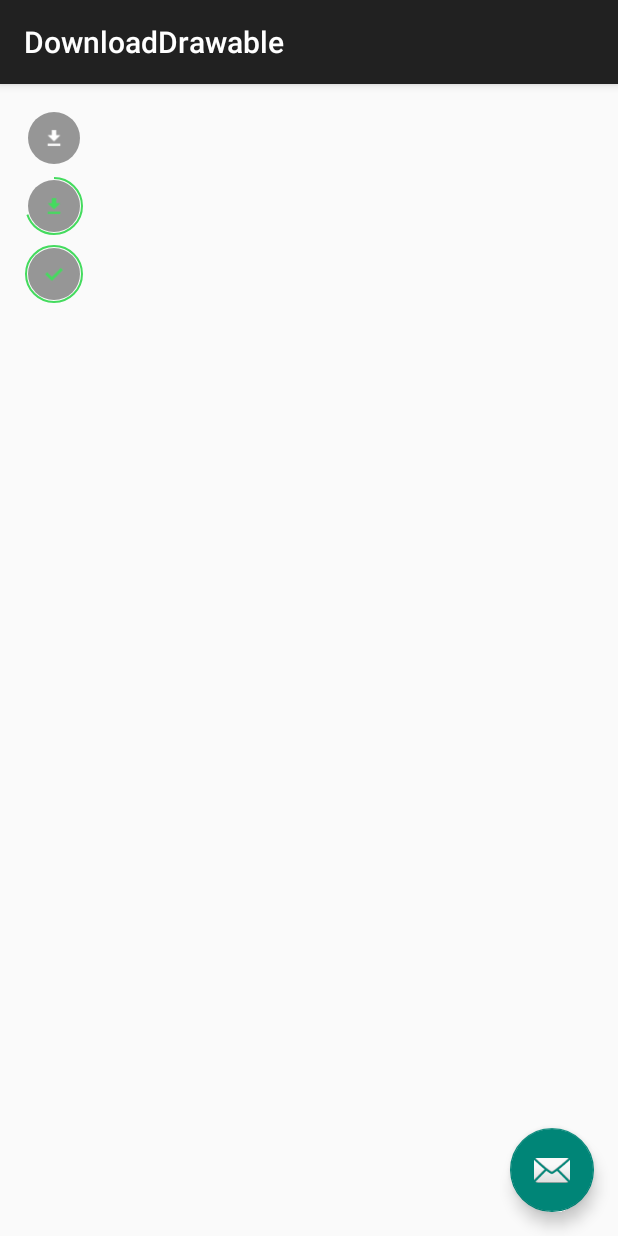
After one commit to pinguo-hexiaogang/Tint, an Android app: the DownloadDrawableActivity screen opened directly, with no data from a screen before it, on a phone screen of 412 x 824 dp. The commit adds this screen. Run offline under Robolectric (Android 15) with nearby library versions, the phone set to English and light mode, and no system bars; our stand-ins replace ButterKnife.

Commit message:
download drawable

```diff
--- a/app/build.gradle
+++ b/app/build.gradle
@@ -21,7 +21,8 @@ android {
 
 dependencies {
     compile fileTree(dir: 'libs', include: ['*.jar'])
-    compile 'com.android.support:appcompat-v7:22.1.1'
+    compile 'com.android.support:appcompat-v7:22.2.1'
     compile 'com.jakewharton:butterknife:6.1.0'
     compile 'com.github.orhanobut:logger:1.12'
+    compile 'com.android.support:design:22.2.1'
 }
--- /dev/null
+++ b/app/src/main/java/com/okry/newstuff/ui/AnimationTestActivity.java
@@ -0,0 +1,46 @@
+package com.okry.newstuff.ui;
+
+import android.animation.ArgbEvaluator;
+import android.animation.ObjectAnimator;
+import android.os.Bundle;
+import android.support.v7.app.AppCompatActivity;
+import android.view.View;
+
+import com.okry.newstuff.R;
+
+import butterknife.ButterKnife;
+import butterknife.InjectView;
+
+public class AnimationTestActivity extends AppCompatActivity {
+
+    @InjectView(R.id.view1)
+    View mAnimView;
+
+    @Override
+    protected void onCreate(Bundle savedInstanceState) {
+        super.onCreate(savedInstanceState);
+        setContentView(R.layout.activity_animation_test);
+        ButterKnife.inject(this);
+        ObjectAnimator animator = ObjectAnimator.ofInt(mAnimView, "backgroundColor", 0x00000000, 0xff000000);
+        animator.setDuration(2000);
+        animator.setEvaluator(new ArgbEvaluator());
+        animator.setRepeatMode(ObjectAnimator.REVERSE);
+        animator.setRepeatCount(ObjectAnimator.INFINITE);
+        animator.start();
+
+        /*Integer from = 0x00000000;
+        Integer to = 0xff000000;
+        ValueAnimator valueAnimator = ValueAnimator.ofObject(new ArgbEvaluator(),from,to);*/
+       /* ValueAnimator valueAnimator = ValueAnimator.ofArgb(0x00000000,0xff000000);
+        valueAnimator.setDuration(1900);
+        valueAnimator.setRepeatCount(ValueAnimator.INFINITE);
+        valueAnimator.setRepeatMode(ValueAnimator.REVERSE);
+        valueAnimator.addUpdateListener(new ValueAnimator.AnimatorUpdateListener() {
+            @Override
+            public void onAnimationUpdate(ValueAnimator animation) {
+                mAnimView.setBackgroundColor((int)animation.getAnimatedValue());
+            }
+        });
+        valueAnimator.start();*/
+    }
+}
--- /dev/null
+++ b/app/src/main/java/com/okry/newstuff/ui/DownloadDrawable.java
@@ -0,0 +1,128 @@
+package com.okry.newstuff.ui;
+
+import android.content.Context;
+import android.content.res.Resources;
+import android.graphics.Canvas;
+import android.graphics.ColorFilter;
+import android.graphics.Paint;
+import android.graphics.Rect;
+import android.graphics.RectF;
+import android.graphics.drawable.Drawable;
+
+import com.okry.newstuff.R;
+import com.okry.newstuff.util.Util;
+
+/**
+ * Created by hexiaogang on 12/8/15.
+ */
+public class DownloadDrawable extends Drawable {
+    public static final int STATUS_DOWNLOAD_WAIT = 0;
+    public static final int STATUS_DOWNLOADING = 1;
+    public static final int STATUS_DOWNLOAD_DONE = 2;
+    private Paint mPaint = new Paint();
+    private int mState = STATUS_DOWNLOAD_WAIT;
+    private int mProgress = 0;
+    private final Resources mRes;
+    private final Drawable mWaitDrawable;
+    private final Drawable mDownloadingDrawable;
+    private final Drawable mDoneDrawable;
+    private final int mBgColor = 0x66000000;
+    private final int mProgressColor = 0xff44db5e;
+    private int mProgressStrokeWidth;
+    private int mSpaceWidth;
+
+    DownloadDrawable(Context context) {
+        this.mRes = context.getResources();
+        mPaint.setAntiAlias(true);
+
+        this.mWaitDrawable = mRes.getDrawable(R.drawable.download_wait);
+        this.mDownloadingDrawable = mRes.getDrawable(R.drawable.download_presses);
+        this.mDoneDrawable = mRes.getDrawable(R.drawable.download_done);
+
+        mProgressStrokeWidth = Util.dpToPixel(context, 1.5f);
+        mSpaceWidth = Util.dpToPixel(context, 1.5f);
+    }
+
+    @Override
+    public void draw(Canvas canvas) {
+        if (mState == STATUS_DOWNLOAD_WAIT) {
+            drawCircleBg(canvas);
+            drawDrawable(mWaitDrawable, canvas);
+        } else if (mState == STATUS_DOWNLOADING) {
+            drawCircleBg(canvas);
+            drawDrawable(mDownloadingDrawable, canvas);
+            drawProgress(canvas);
+        } else if (mState == STATUS_DOWNLOAD_DONE) {
+            drawCircleBg(canvas);
+            drawDrawable(mDoneDrawable, canvas);
+            drawProgress(canvas);
+        }
+    }
+
+    private void drawProgress(Canvas canvas) {
+        Rect bounds = getBounds();
+        RectF rectF = new RectF(bounds);
+        RectF progressRect = new RectF(rectF.left + mProgressStrokeWidth, rectF.top + mProgressStrokeWidth, rectF.right - mProgressStrokeWidth, rectF.bottom - mProgressStrokeWidth);
+
+        mPaint.setStyle(Paint.Style.STROKE);
+        mPaint.setColor(mProgressColor);
+        mPaint.setStrokeWidth(mProgressStrokeWidth);
+
+        canvas.drawArc(progressRect, 270f, getSweepAngle(), false, mPaint);
+    }
+
+    private float getSweepAngle() {
+        return (mProgress * 1.0f / 100) * 360;
+    }
+
+    private void drawCircleBg(Canvas canvas) {
+        mPaint.setStyle(Paint.Style.FILL);
+        mPaint.setColor(mBgColor);
+
+        Rect bounds = getBounds();
+        int bgRadius = (bounds.height() - 2 * mProgressStrokeWidth - 2 * mSpaceWidth) / 2;
+        canvas.drawCircle(bounds.centerX(), bounds.centerY(), bgRadius, mPaint);
+    }
+
+    private void drawDrawable(Drawable drawable, Canvas canvas) {
+        int centerX = getBounds().centerX();
+        int centerY = getBounds().centerY();
+        drawable.setBounds(
+                centerX - drawable.getIntrinsicWidth() / 2,
+                centerY - drawable.getIntrinsicHeight() / 2,
+                centerX + drawable.getIntrinsicWidth() / 2,
+                centerY + drawable.getIntrinsicHeight() / 2
+        );
+        drawable.draw(canvas);
+    }
+
+    public void setState(int status) {
+        this.mState = status;
+        if (mState == STATUS_DOWNLOAD_DONE) {
+            mProgress = 100;
+        }
+        invalidateSelf();
+    }
+
+    public void setProgress(int progress) {
+        if (progress != 100) {
+            this.mState = STATUS_DOWNLOADING;
+        }
+        this.mProgress = progress;
+    }
+
+    @Override
+    public void setAlpha(int alpha) {
+        mPaint.setAlpha(alpha);
+    }
+
+    @Override
+    public void setColorFilter(ColorFilter cf) {
+        mPaint.setColorFilter(cf);
+    }
+
+    @Override
+    public int getOpacity() {
+        return 0;
+    }
+}
--- /dev/null
+++ b/app/src/main/java/com/okry/newstuff/ui/DownloadDrawableActivity.java
@@ -0,0 +1,56 @@
+package com.okry.newstuff.ui;
+
+import android.os.Bundle;
+import android.support.design.widget.FloatingActionButton;
+import android.support.design.widget.Snackbar;
+import android.support.v7.app.AppCompatActivity;
+import android.support.v7.widget.Toolbar;
+import android.view.View;
+
+import com.okry.newstuff.R;
+
+import butterknife.ButterKnife;
+import butterknife.InjectView;
+
+public class DownloadDrawableActivity extends AppCompatActivity {
+    @InjectView(R.id.view1)
+    View mView1;
+    @InjectView(R.id.view2)
+    View mView2;
+    @InjectView(R.id.view3)
+    View mView3;
+
+    @Override
+    protected void onCreate(Bundle savedInstanceState) {
+        super.onCreate(savedInstanceState);
+        setContentView(R.layout.activity_download_drawable);
+        ButterKnife.inject(this);
+        Toolbar toolbar = (Toolbar) findViewById(R.id.toolbar);
+        setSupportActionBar(toolbar);
+
+        FloatingActionButton fab = (FloatingActionButton) findViewById(R.id.fab);
+        fab.setOnClickListener(new View.OnClickListener() {
+            @Override
+            public void onClick(View view) {
+                Snackbar.make(view, "Replace with your own action", Snackbar.LENGTH_LONG)
+                        .setAction("Action", null).show();
+            }
+        });
+
+
+        //还没开始下载
+        DownloadDrawable drawable1 = new DownloadDrawable(this);
+        mView1.setBackgroundDrawable(drawable1);
+
+        //正在下载
+        DownloadDrawable drawable2 = new DownloadDrawable(this);
+        drawable2.setProgress(70);
+        mView2.setBackgroundDrawable(drawable2);
+
+        //下载完成
+        DownloadDrawable drawable3 = new DownloadDrawable(this);
+        drawable3.setState(DownloadDrawable.STATUS_DOWNLOAD_DONE);
+        mView3.setBackgroundDrawable(drawable3);
+    }
+
+}
--- a/app/src/main/java/com/okry/newstuff/util/Util.java
+++ b/app/src/main/java/com/okry/newstuff/util/Util.java
@@ -15,4 +15,12 @@ public class Util {
         float density = metrics.density;
         return (int) (density * dp);
     }
+
+    public static int dpToPixel(Context context, float dp) {
+        DisplayMetrics metrics = new DisplayMetrics();
+        WindowManager wm = (WindowManager) context.getSystemService(Context.WINDOW_SERVICE);
+        wm.getDefaultDisplay().getMetrics(metrics);
+        float density = metrics.density;
+        return (int) (density * dp);
+    }
 }
--- /dev/null
+++ b/app/src/main/res/layout/activity_animation_test.xml
@@ -0,0 +1,18 @@
+<?xml version="1.0" encoding="utf-8"?>
+<RelativeLayout xmlns:android="http://schemas.android.com/apk/res/android"
+    xmlns:tools="http://schemas.android.com/tools"
+    android:layout_width="match_parent"
+    android:layout_height="match_parent"
+    android:paddingBottom="@dimen/activity_vertical_margin"
+    android:paddingLeft="@dimen/activity_horizontal_margin"
+    android:paddingRight="@dimen/activity_horizontal_margin"
+    android:paddingTop="@dimen/activity_vertical_margin"
+    tools:context="com.okry.newstuff.ui.AnimationTestActivity">
+
+    <View
+        android:id="@+id/view1"
+        android:background="#000000"
+        android:layout_width="300dp"
+        android:layout_height="300dp" />
+
+</RelativeLayout>
--- /dev/null
+++ b/app/src/main/res/layout/activity_download_drawable.xml
@@ -0,0 +1,34 @@
+<?xml version="1.0" encoding="utf-8"?>
+<android.support.design.widget.CoordinatorLayout xmlns:android="http://schemas.android.com/apk/res/android"
+    xmlns:app="http://schemas.android.com/apk/res-auto"
+    xmlns:tools="http://schemas.android.com/tools"
+    android:layout_width="match_parent"
+    android:layout_height="match_parent"
+    android:fitsSystemWindows="true"
+    tools:context="com.okry.newstuff.ui.DownloadDrawableActivity">
+
+    <android.support.design.widget.AppBarLayout
+        android:layout_width="match_parent"
+        android:layout_height="wrap_content"
+        android:theme="@style/AppTheme.AppBarOverlay">
+
+        <android.support.v7.widget.Toolbar
+            android:id="@+id/toolbar"
+            android:layout_width="match_parent"
+            android:layout_height="?attr/actionBarSize"
+            android:background="?attr/colorPrimary"
+            app:popupTheme="@style/AppTheme.PopupOverlay" />
+
+    </android.support.design.widget.AppBarLayout>
+
+    <include layout="@layout/content_download_drawable" />
+
+    <android.support.design.widget.FloatingActionButton
+        android:id="@+id/fab"
+        android:layout_width="wrap_content"
+        android:layout_height="wrap_content"
+        android:layout_gravity="bottom|end"
+        android:layout_margin="@dimen/fab_margin"
+        android:src="@android:drawable/ic_dialog_email" />
+
+</android.support.design.widget.CoordinatorLayout>
--- /dev/null
+++ b/app/src/main/res/layout/content_download_drawable.xml
@@ -0,0 +1,33 @@
+<?xml version="1.0" encoding="utf-8"?>
+<LinearLayout xmlns:android="http://schemas.android.com/apk/res/android"
+    xmlns:app="http://schemas.android.com/apk/res-auto"
+    xmlns:tools="http://schemas.android.com/tools"
+    android:layout_width="match_parent"
+    android:layout_height="match_parent"
+    android:orientation="vertical"
+    android:paddingBottom="@dimen/activity_vertical_margin"
+    android:paddingLeft="@dimen/activity_horizontal_margin"
+    android:paddingRight="@dimen/activity_horizontal_margin"
+    android:paddingTop="@dimen/activity_vertical_margin"
+    app:layout_behavior="@string/appbar_scrolling_view_behavior"
+    tools:context="com.okry.newstuff.ui.DownloadDrawableActivity"
+    tools:showIn="@layout/activity_download_drawable">
+
+    <View
+        android:id="@+id/view1"
+        android:layout_width="40dp"
+        android:layout_height="40dp"
+        android:layout_marginBottom="5dp" />
+
+    <View
+        android:id="@+id/view2"
+        android:layout_width="40dp"
+        android:layout_height="40dp"
+        android:layout_marginBottom="5dp" />
+
+    <View
+        android:id="@+id/view3"
+        android:layout_width="40dp"
+        android:layout_height="40dp"
+        android:layout_marginBottom="5dp" />
+</LinearLayout>
--- /dev/null
+++ b/app/src/main/res/values-v21/styles.xml
@@ -0,0 +1,9 @@
+<resources>>
+
+    <style name="AppTheme.NoActionBar">
+        <item name="windowActionBar">false</item>
+        <item name="windowNoTitle">true</item>
+        <item name="android:windowDrawsSystemBarBackgrounds">true</item>
+        <item name="android:statusBarColor">@android:color/transparent</item>
+    </style>
+</resources>
--- a/app/src/main/res/values/dimens.xml
+++ b/app/src/main/res/values/dimens.xml
@@ -3,4 +3,5 @@
     <dimen name="activity_horizontal_margin">16dp</dimen>
     <dimen name="activity_vertical_margin">16dp</dimen>
     <dimen name="line_gap">40dp</dimen>
+    <dimen name="fab_margin">16dp</dimen>
 </resources>
--- a/app/src/main/res/values/strings.xml
+++ b/app/src/main/res/values/strings.xml
@@ -6,4 +6,5 @@
 
     <string name="press_again_to_quit">Press again to quit!</string>
     <string name="title_activity_matrix">MatrixActivity</string>
+    <string name="title_activity_download_drawable">DownloadDrawable</string>
 </resources>
--- a/app/src/main/res/values/styles.xml
+++ b/app/src/main/res/values/styles.xml
@@ -8,4 +8,13 @@
     <style name="Theme.MyTheme" parent="Theme.AppCompat.Light.NoActionBar">
 
     </style>
+
+    <style name="AppTheme.NoActionBar">
+        <item name="windowActionBar">false</item>
+        <item name="windowNoTitle">true</item>
+    </style>
+
+    <style name="AppTheme.AppBarOverlay" parent="ThemeOverlay.AppCompat.Dark.ActionBar" />
+
+    <style name="AppTheme.PopupOverlay" parent="ThemeOverlay.AppCompat.Light" />
 </resources>
```
Also changed, not shown: app/src/main/AndroidManifest.xml (+20 -1 lines), app/src/main/res/drawable-xhdpi/download_done.png (added), app/src/main/res/drawable-xhdpi/download_presses.png (added), app/src/main/res/drawable-xhdpi/download_wait.png (added).
